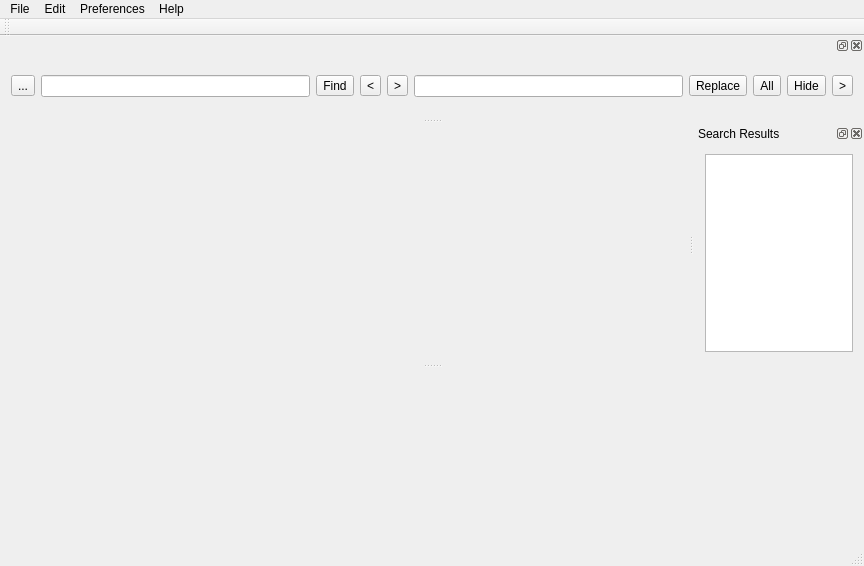
The window that mainwindow.ui (ic005k/Xplist) describes before a commit, drawn with Qt 5.
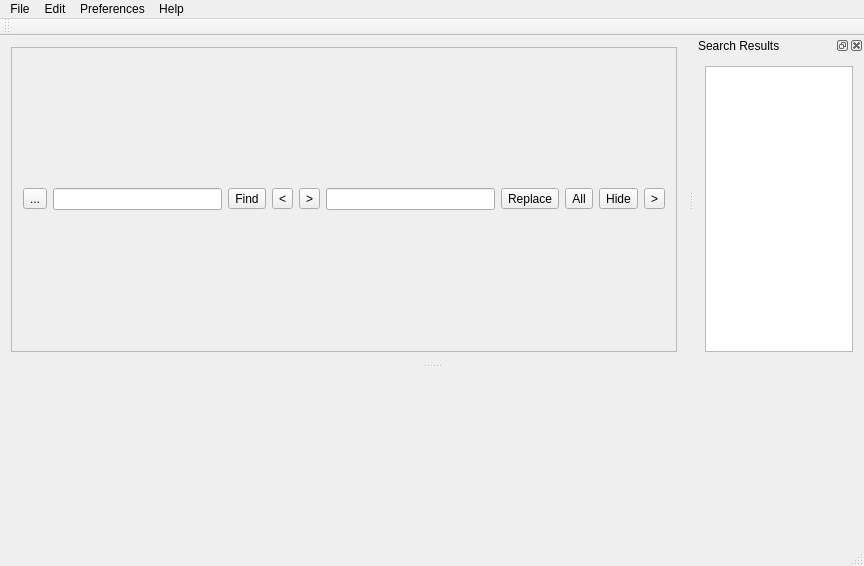
The same window after the commit. Icons and pictures are not drawn.

The edit to the form file:
```diff
--- a/mainwindow.ui
+++ b/mainwindow.ui
@@ -31,19 +31,93 @@
   </property>
   <widget class="QWidget" name="centralWidget">
    <layout class="QGridLayout" name="gridLayout_6">
-    <property name="leftMargin">
-     <number>1</number>
-    </property>
-    <property name="topMargin">
-     <number>1</number>
-    </property>
-    <property name="rightMargin">
-     <number>1</number>
-    </property>
-    <property name="bottomMargin">
-     <number>1</number>
-    </property>
     <item row="0" column="0">
+     <widget class="QFrame" name="frame">
+      <property name="frameShape">
+       <enum>QFrame::StyledPanel</enum>
+      </property>
+      <property name="frameShadow">
+       <enum>QFrame::Raised</enum>
+      </property>
+      <layout class="QGridLayout" name="gridLayout_4">
+       <item row="0" column="0">
+        <widget class="QToolButton" name="btnMisc">
+         <property name="text">
+          <string>...</string>
+         </property>
+        </widget>
+       </item>
+       <item row="0" column="1">
+        <widget class="QLineEdit" name="editFind"/>
+       </item>
+       <item row="0" column="2">
+        <widget class="QToolButton" name="btnFind">
+         <property name="toolTip">
+          <string>Find</string>
+         </property>
+         <property name="text">
+          <string>Find</string>
+         </property>
+        </widget>
+       </item>
+       <item row="0" column="3">
+        <widget class="QToolButton" name="btnPrevious">
+         <property name="toolTip">
+          <string>Go to the previous</string>
+         </property>
+         <property name="text">
+          <string>&lt;</string>
+         </property>
+        </widget>
+       </item>
+       <item row="0" column="4">
+        <widget class="QToolButton" name="btnNext">
+         <property name="toolTip">
+          <string>Go to the next</string>
+         </property>
+         <property name="text">
+          <string>&gt;</string>
+         </property>
+        </widget>
+       </item>
+       <item row="0" column="5">
+        <widget class="QLineEdit" name="editReplace"/>
+       </item>
+       <item row="0" column="6">
+        <widget class="QToolButton" name="btnReplace">
+         <property name="text">
+          <string>Replace</string>
+         </property>
+        </widget>
+       </item>
+       <item row="0" column="7">
+        <widget class="QToolButton" name="btnReplaceAll">
+         <property name="text">
+          <string>All</string>
+         </property>
+        </widget>
+       </item>
+       <item row="0" column="8">
+        <widget class="QToolButton" name="btnHideFind">
+         <property name="text">
+          <string>Hide</string>
+         </property>
+        </widget>
+       </item>
+       <item row="0" column="9">
+        <widget class="QToolButton" name="btnShowReplace">
+         <property name="toolTip">
+          <string>Replace</string>
+         </property>
+         <property name="text">
+          <string>&gt;</string>
+         </property>
+        </widget>
+       </item>
+      </layout>
+     </widget>
+    </item>
+    <item row="1" column="0">
      <layout class="QGridLayout" name="gridLayout"/>
     </item>
    </layout>
@@ -161,95 +235,6 @@
     <layout class="QGridLayout" name="gridLayout_5"/>
    </widget>
   </widget>
-  <widget class="QDockWidget" name="dockWidgetFindReplace">
-   <property name="minimumSize">
-    <size>
-     <width>639</width>
-     <height>82</height>
-    </size>
-   </property>
-   <attribute name="dockWidgetArea">
-    <number>4</number>
-   </attribute>
-   <widget class="QWidget" name="dockWidgetContentsFindReplace">
-    <layout class="QGridLayout" name="gridLayout_2">
-     <item row="0" column="0">
-      <widget class="QToolButton" name="btnMisc">
-       <property name="text">
-        <string>...</string>
-       </property>
-      </widget>
-     </item>
-     <item row="0" column="1">
-      <widget class="QLineEdit" name="editFind"/>
-     </item>
-     <item row="0" column="2">
-      <widget class="QToolButton" name="btnFind">
-       <property name="toolTip">
-        <string>Find</string>
-       </property>
-       <property name="text">
-        <string>Find</string>
-       </property>
-      </widget>
-     </item>
-     <item row="0" column="3">
-      <widget class="QToolButton" name="btnPrevious">
-       <property name="toolTip">
-        <string>Go to the previous</string>
-       </property>
-       <property name="text">
-        <string>&lt;</string>
-       </property>
-      </widget>
-     </item>
-     <item row="0" column="4">
-      <widget class="QToolButton" name="btnNext">
-       <property name="toolTip">
-        <string>Go to the next</string>
-       </property>
-       <property name="text">
-        <string>&gt;</string>
-       </property>
-      </widget>
-     </item>
-     <item row="0" column="5">
-      <widget class="QLineEdit" name="editReplace"/>
-     </item>
-     <item row="0" column="6">
-      <widget class="QToolButton" name="btnReplace">
-       <property name="text">
-        <string>Replace</string>
-       </property>
-      </widget>
-     </item>
-     <item row="0" column="7">
-      <widget class="QToolButton" name="btnReplaceAll">
-       <property name="text">
-        <string>All</string>
-       </property>
-      </widget>
-     </item>
-     <item row="0" column="8">
-      <widget class="QToolButton" name="btnHideFind">
-       <property name="text">
-        <string>Hide</string>
-       </property>
-      </widget>
-     </item>
-     <item row="0" column="9">
-      <widget class="QToolButton" name="btnShowReplace">
-       <property name="toolTip">
-        <string>Replace</string>
-       </property>
-       <property name="text">
-        <string>&gt;</string>
-       </property>
-      </widget>
-     </item>
-    </layout>
-   </widget>
-  </widget>
   <widget class="QDockWidget" name="dockShowSearchResults">
    <property name="minimumSize">
     <size>
```
